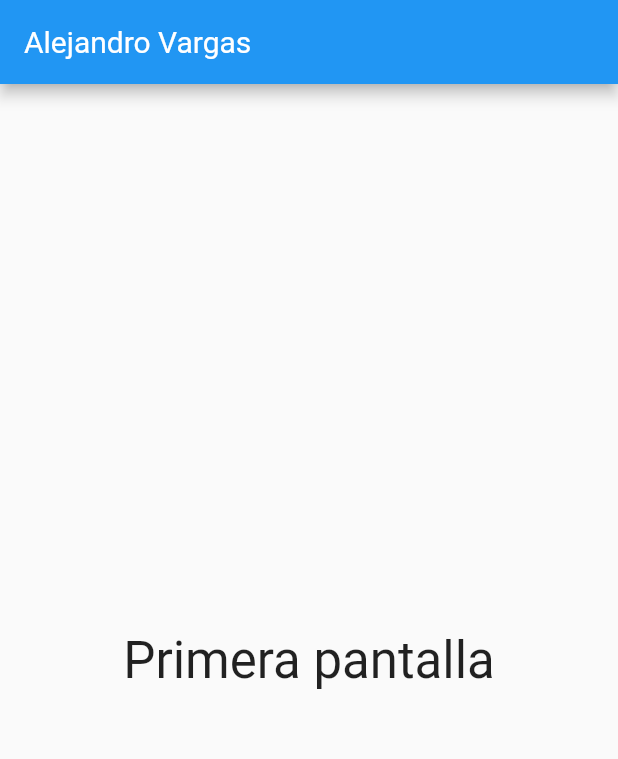
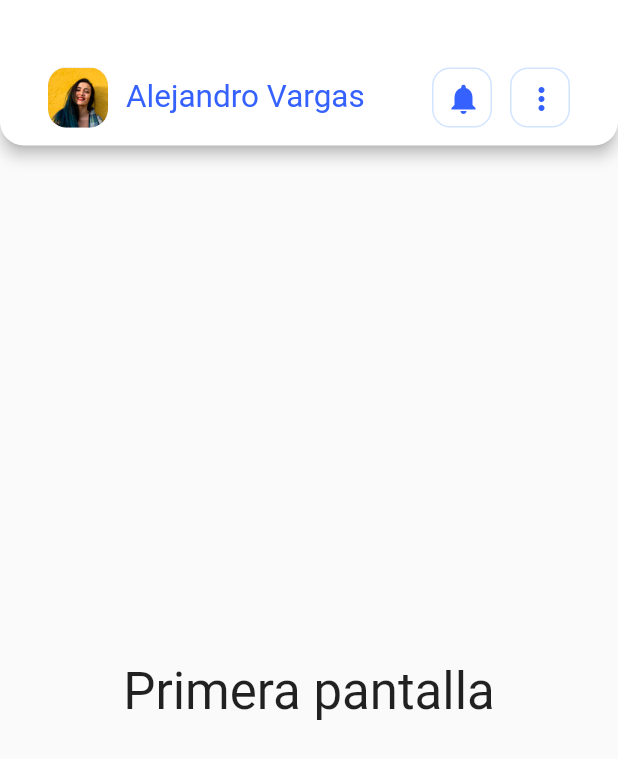
Before and after one commit to Schrei01/FlutterApp, a Flutter app: the screen it shows after launch, on a phone screen of 412 x 824 dp. Shown: the top 759 px of the screen. Run offline on Flutter 3.47's test engine with Material 2 defaults, Android fonts, the phone set to English and light mode, and no system bars.

Commit message:
Creación del AppBar

```diff
--- a/flutter_app/lib/design/radius.dart
+++ b/flutter_app/lib/design/radius.dart
@@ -4,5 +4,5 @@ class AppRadius {
   AppRadius._();
 
   static const Radius xs = Radius.circular(12);
-  static const Radius small = Radius.circular(12);
+  static const Radius small = Radius.circular(16);
 }
--- a/flutter_app/lib/pages/home_page.dart
+++ b/flutter_app/lib/pages/home_page.dart
@@ -1,4 +1,7 @@
 import 'package:flutter/material.dart';
+import 'package:flutter_app/design/color.dart';
+import 'package:flutter_app/design/radius.dart';
+import 'package:flutter_app/widgets/home_app_title.dart';
 
 class HomePage extends StatelessWidget {
   const HomePage({super.key});
@@ -6,16 +9,21 @@ class HomePage extends StatelessWidget {
   @override
   Widget build(BuildContext context) {
     return Scaffold(
-      appBar: AppBar(title: const Text('Alejandro Vargas')),
-      body: const Padding(
-        padding: EdgeInsets.all(8.0),
-        child: Center(
-            child: Text(
-          '''Primera pantalla''',
-          textAlign: TextAlign.center,
-          style: TextStyle(fontSize: 34),
-        )),
+      appBar: AppBar(
+        toolbarHeight: 97,
+        shape: const RoundedRectangleBorder(
+            borderRadius: BorderRadius.only(
+                bottomLeft: AppRadius.small, bottomRight: AppRadius.small)),
+        backgroundColor: AppColors.brandLightColor,
+        title: const Padding(
+            padding: EdgeInsets.fromLTRB(16, 45, 16, 12),
+            child: HomeAppBarTitle()),
       ),
+      body: const Center(
+          child: Text(
+        '''Primera pantalla''',
+        style: TextStyle(fontSize: 34),
+      )),
     );
   }
 }
--- /dev/null
+++ b/flutter_app/lib/widgets/home_app_title.dart
@@ -0,0 +1,65 @@
+import 'package:flutter/material.dart';
+import 'package:flutter_app/design/color.dart';
+
+class HomeAppBarTitle extends StatelessWidget {
+  const HomeAppBarTitle({super.key});
+
+  @override
+  Widget build(BuildContext context) {
+    return Row(
+      children: [
+        Container(
+          width: 40,
+          height: 40,
+          margin: const EdgeInsets.only(right: 12),
+          decoration: const BoxDecoration(
+              color: Colors.black12,
+              image:
+                  DecorationImage(image: AssetImage('assets/images/user.png')),
+              borderRadius: BorderRadius.all(Radius.circular(12))),
+        ),
+        Expanded(
+          child: Text(
+            'Alejandro Vargas',
+            style: Theme.of(context).textTheme.headlineLarge,
+          ),
+        ),
+        ContainerHeaderIcon(
+            configMargin: const EdgeInsets.only(right: 12),
+            iconButton: IconButton(
+                onPressed: () => print('Presionaron el icono'),
+                icon: const Icon(
+                  Icons.notifications,
+                  color: AppColors.brandPrimaryColor,
+                ))),
+        ContainerHeaderIcon(
+            iconButton: IconButton(
+                onPressed: () => print('Presionaron el icono más'),
+                icon: const Icon(
+                  Icons.more_vert,
+                  color: AppColors.brandPrimaryColor,
+                ))),
+      ],
+    );
+  }
+}
+
+class ContainerHeaderIcon extends StatelessWidget {
+  final IconButton iconButton;
+  final EdgeInsets? configMargin;
+  const ContainerHeaderIcon(
+      {super.key, required this.iconButton, this.configMargin});
+
+  @override
+  Widget build(BuildContext context) {
+    return Container(
+      height: 40,
+      width: 40,
+      margin: configMargin,
+      decoration: BoxDecoration(
+          border: Border.all(color: AppColors.brandLightColorBorder),
+          borderRadius: const BorderRadius.all(Radius.circular(12))),
+      child: iconButton,
+    );
+  }
+}
--- a/flutter_app/pubspec.yaml
+++ b/flutter_app/pubspec.yaml
@@ -98,3 +98,5 @@ flutter:
         weight: 700
 
   #-------------------------Importar Imagenes--------------------------------#
+  assets:
+    - assets/images
```
